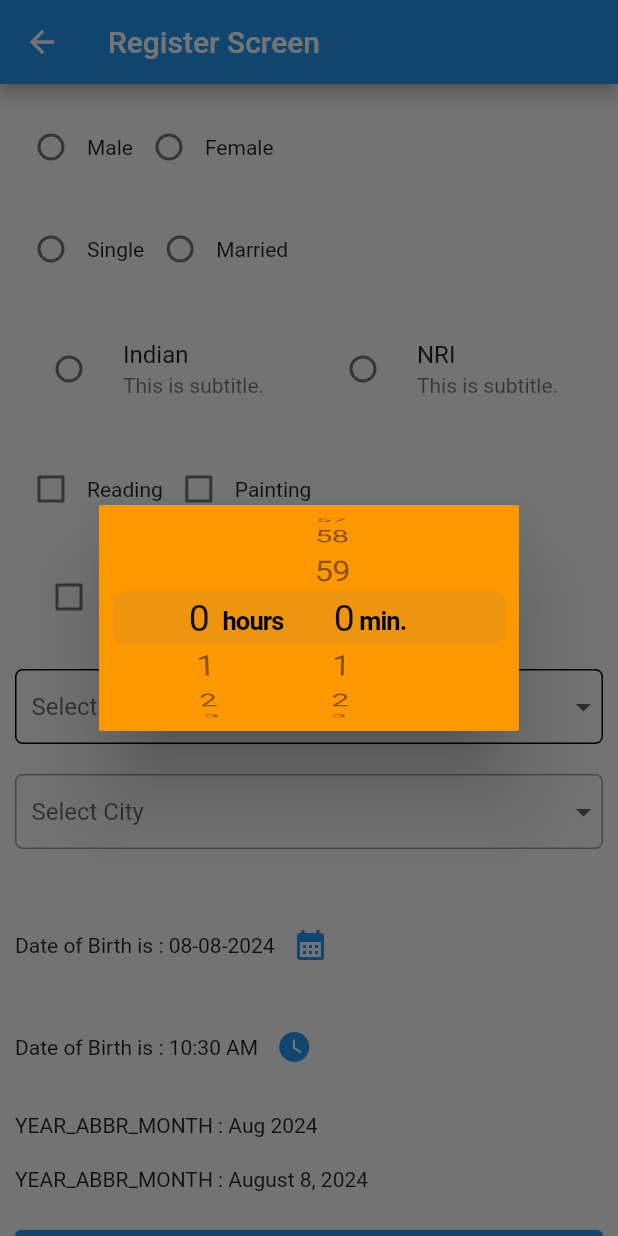
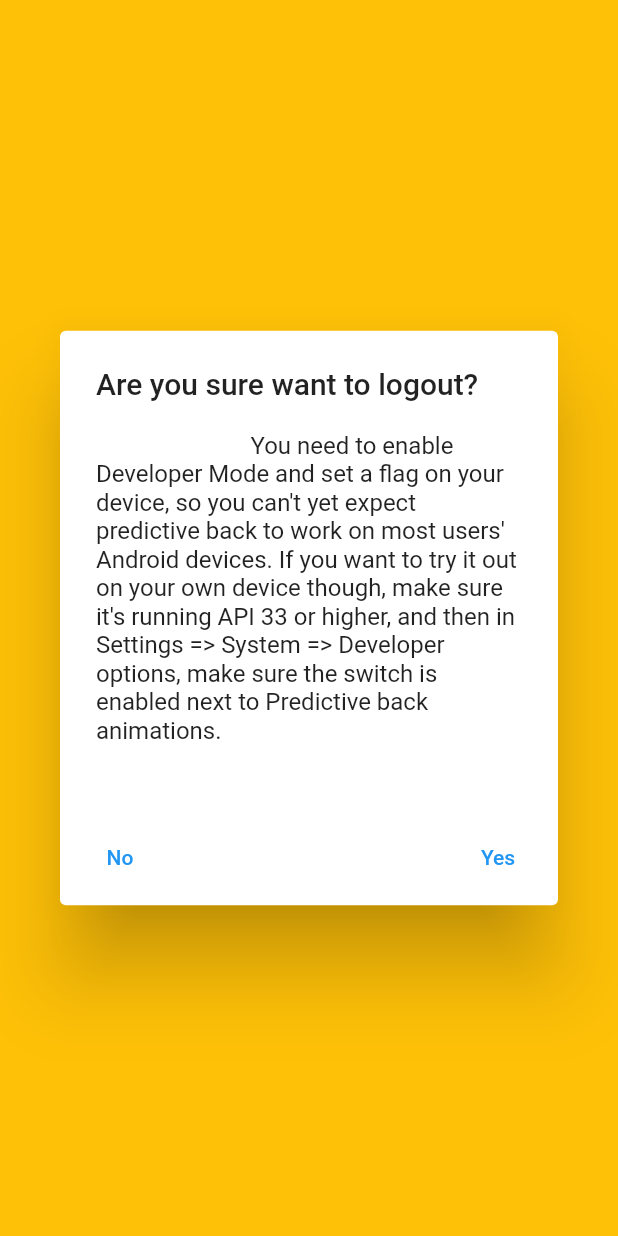
Before and after one commit to devatulparmar/batch5PM, a Flutter app: the RegisterScreen screen opened by its route, scrolled down 576 dp, after a tap on the "watch later" icon, on a phone screen of 412 x 824 dp. Run offline on Flutter 3.47's test engine with Material 2 defaults, Android fonts, the phone set to English and light mode, and no system bars; our stand-ins replace cached_network_image, image_picker, intl_phone_field; network calls fail.

```diff
--- a/lib/register_screen.dart
+++ b/lib/register_screen.dart
@@ -73,7 +73,6 @@ class _RegisterScreenState extends State<RegisterScreen> {
         errorInvalidText: 'errorInvalidText',
         textDirection: TextDirection.ltr,
         selectableDayPredicate: (DateTime? d) {
-          print('------> $d');
           return true;
         },
         useRootNavigator: true,
@@ -114,9 +113,7 @@ class _RegisterScreenState extends State<RegisterScreen> {
         minuteLabelText: 'Select Minutes',
         initialEntryMode: TimePickerEntryMode.dial,
         useRootNavigator: true,
-        onEntryModeChanged: (value) {
-          print('on Entry Mode Changes $value');
-        },
+        onEntryModeChanged: (value) {},
         builder: (BuildContext context, Widget? widget) {
           return Theme(
             data: ThemeData(
@@ -612,28 +609,108 @@ class _RegisterScreenState extends State<RegisterScreen> {
                     showDialog(
                       context: context,
                       useSafeArea: true,
+                      barrierColor: Colors.amber,
+                      // barrierDismissible: false,
+                      barrierLabel: 'barrierLabel',
                       builder: (_) {
-                        return Dialog(
-                          insetPadding: EdgeInsets.zero,
-                          child: SizedBox(
-                            height: 150,
-                            width: 200,
-                            child: CupertinoTimerPicker(
-                              mode: CupertinoTimerPickerMode.hm,
-                              initialTimerDuration: Duration.zero,
-                              backgroundColor: Colors.orange,
-                              // This is called when the user changes the timer's
-                              // duration.
-                              onTimerDurationChanged: (Duration newDuration) {
-                                // print('${newDuration.inHours}:${newDuration.inMinutes}');
-                                var s = newDuration.toString().split(':');
-                                var time = TimeOfDay(hour: int.parse(s[0]), minute:  int.parse(s[1]));
-                                print(time.format(context));
-                                // setState(() => duration = newDuration);
+                        ///SimpleDialog
+                        // return SimpleDialog(
+                        //   title: Row(
+                        //     mainAxisAlignment: MainAxisAlignment.spaceBetween,
+                        //     children: [
+                        //       const Text('Title text'),
+                        //       IconButton(
+                        //         onPressed: () {
+                        //           Navigator.pop(context);
+                        //         },
+                        //         icon: const Icon(
+                        //           Icons.close,
+                        //         ),
+                        //       ),
+                        //     ],
+                        //   ),
+                        //   children: [
+                        //     const Text('This is SimpleDialog'),
+                        //     const Text('Hello'),
+                        //   ],
+                        // );
+
+                        /// AboutDialog
+                        // return const AboutDialog(
+                        //   applicationIcon: Icon(
+                        //     Icons.settings,
+                        //   ),
+                        //   applicationName: 'Batch 5 PM',
+                        //   applicationVersion: '1.0.0',
+                        //   applicationLegalese: 'applicationLegalese',
+                        //   children: [
+                        //     Text('This is about dialog'),
+                        //   ],
+                        // );
+
+                        /// AlertDialog
+                        return AlertDialog(
+                          title: const Text('Are you sure want to logout?'),
+                          content: const Text('''
+                          You need to enable Developer Mode and set a flag on your device, so you can't yet expect predictive back to work on most users' Android devices. If you want to try it out on your own device though, make sure it's running API 33 or higher, and then in Settings => System => Developer options, make sure the switch is enabled next to Predictive back animations.
+                          '''),
+                          // buttonPadding: const EdgeInsets.symmetric(horizontal: 35),
+                          // actionsPadding: const EdgeInsets.symmetric(horizontal: 35),
+                          // actionsOverflowButtonSpacing: 60,
+                          actionsAlignment: MainAxisAlignment.spaceBetween,
+                          // icon: IconButton(
+                          //   onPressed: () {
+                          //     Navigator.pop(context);
+                          //   },
+                          //   icon: const Icon(Icons.close),
+                          //   visualDensity: VisualDensity.comfortable,
+                          // ),
+                          scrollable: true,
+                          semanticLabel: 'Semantic Label',
+                          actions: [
+                            TextButton(
+                              onPressed: () {
+                                Navigator.pop(context);
                               },
+                              child: const Text('No'),
                             ),
-                          ),
+                            TextButton(
+                              onPressed: () {
+                                Navigator.pop(context);
+                              },
+                              child: const Text('Yes'),
+                            ),
+                          ],
                         );
+
+                        ///Dialog
+                        // return Dialog(
+                        //   insetPadding: EdgeInsets.zero,
+                        //   insetAnimationCurve: Curves.linear,
+                        //   surfaceTintColor: Colors.pink,
+                        //   backgroundColor: Colors.yellow,
+                        //   clipBehavior: Clip.antiAliasWithSaveLayer,
+                        //   insetAnimationDuration: const Duration(seconds: 20),
+                        //   child: SizedBox(
+                        //     height: 150,
+                        //     width: 200,
+                        //     child: CupertinoTimerPicker(
+                        //       mode: CupertinoTimerPickerMode.hm,
+                        //       initialTimerDuration: Duration.zero,
+                        //       // backgroundColor: Colors.orange,
+                        //       // This is called when the user changes the timer's
+                        //       // duration.
+                        //       onTimerDurationChanged: (Duration newDuration) {
+                        //         // print('${newDuration.inHours}:${newDuration.inMinutes}');
+                        //         var s = newDuration.toString().split(':');
+                        //         var time = TimeOfDay(
+                        //             hour: int.parse(s[0]),
+                        //             minute: int.parse(s[1]));
+                        //         // setState(() => duration = newDuration);
+                        //       },
+                        //     ),
+                        //   ),
+                        // );
                       },
                     );
                     // selectTime();
```
